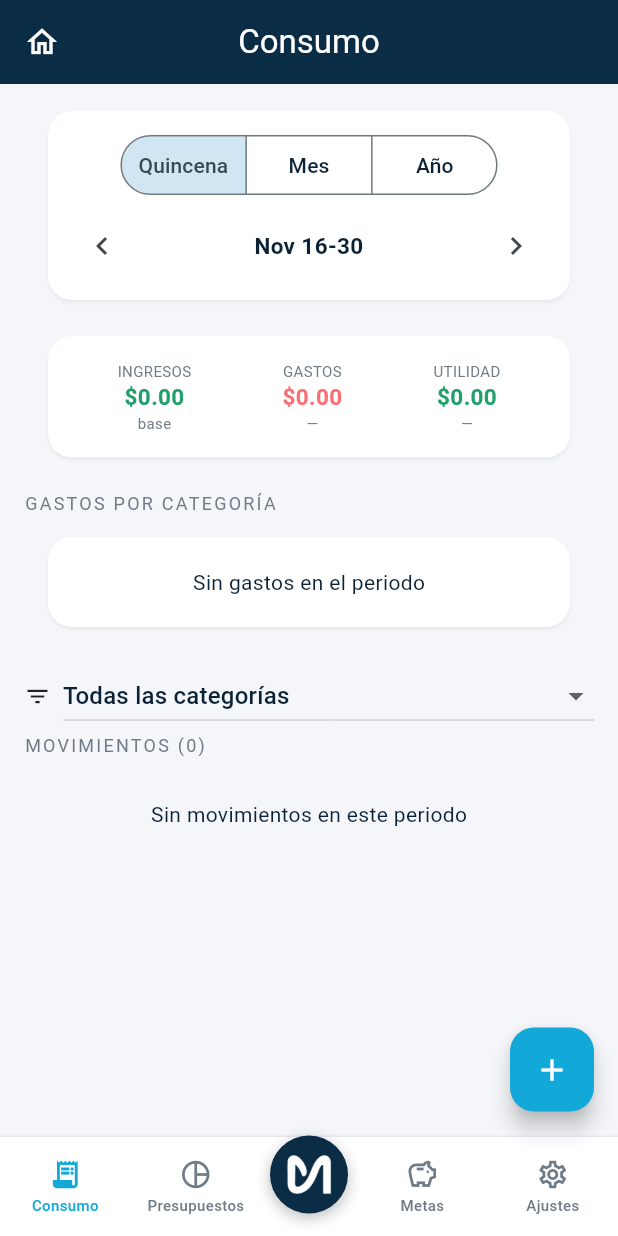
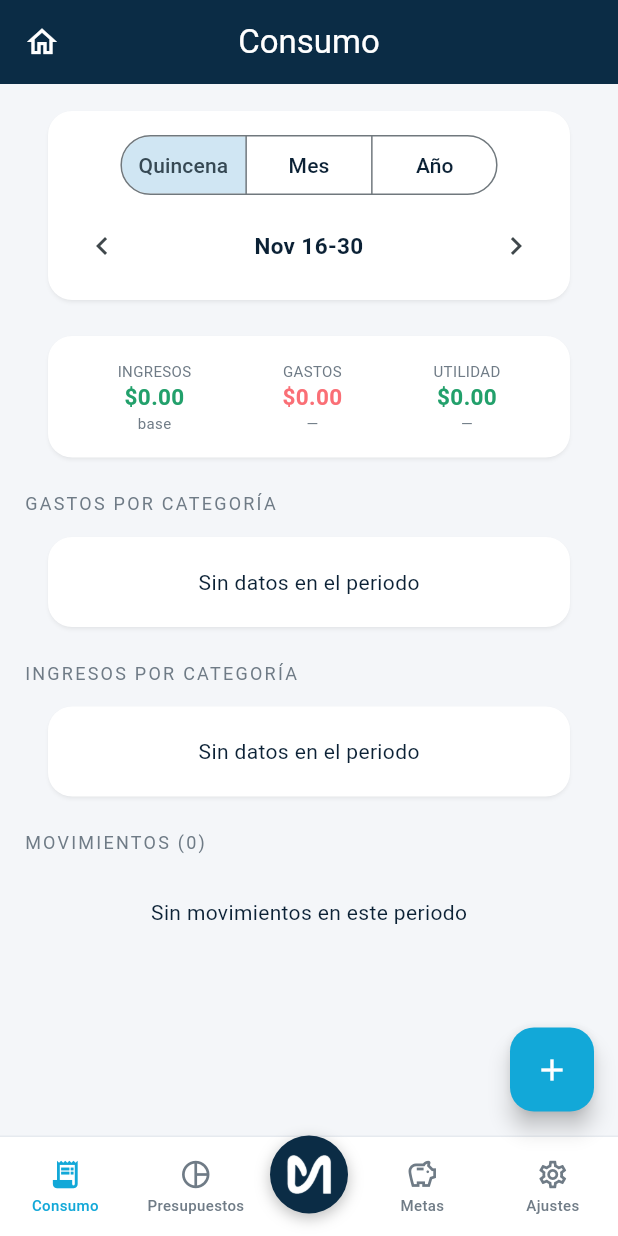
Before and after one commit to emilio2883/Noova-Finance, a Flutter app: the QuincenalScreen screen opened by its route, on a phone screen of 412 x 824 dp. Run offline on Flutter 3.47's test engine with Material 3 defaults, Android fonts, the phone set to English and light mode, and no system bars; our stand-ins replace decimal, file_picker, flutter_local_notifications, flutter_riverpod, go_router, isar and 3 more; missing offline and left inert: syncfusion_flutter_xlsio; accounts and stored records are empty; generated files the repository leaves out were written again.

Commit message:
feat: consumo ingresos+gastos por categoria, utilidad incluye metas, presupuesto Limite, avisos metas 50/75/100
- Consumo: two breakdowns (GASTOS + INGRESOS por categoría) with %; removed the
  'Todas las categorías' filter; period filter applies to both
- Presupuestos: renamed 'Umbral' -> 'Límite'
- Savings goals now count toward total Utilidad (ahorroMetasAño); 'Usar ahorro'
  registers an expense in a chosen category and reduces the goal
- Inicio: category cards use MONTH data and include ALL defined categories
  (Impuestos, Prestamos, etc.); quincena granularity stays in Consumo
- Inicio Metas card shows progress messages at 50% / 75% / 100% / >100%
- UtilidadCard shows 'Incluye ahorro en metas'
analyze clean, gate green, 55/55 tests

```diff
--- a/lib/data/services/saldo_calculator.dart
+++ b/lib/data/services/saldo_calculator.dart
@@ -73,6 +73,21 @@ class SaldoCalculator {
     return monthEnds.map((end) => saldo(transactions, end)).toList();
   }
 
+  /// Total income per categoryId in a period.
+  static Map<int, Decimal> ingresosPorCategoria(
+    List<Transaction> transactions,
+    DateTime start,
+    DateTime end,
+  ) {
+    final result = <int, Decimal>{};
+    for (final t in transactions) {
+      if (t.type != TransactionType.income) continue;
+      if (t.date.isBefore(start) || t.date.isAfter(end)) continue;
+      result[t.categoryId] = (result[t.categoryId] ?? Decimal.zero) + t.amount;
+    }
+    return result;
+  }
+
   /// Total spent per categoryId in a period.
   /// Key = categoryId, value = total expense amount (positive).
   static Map<int, Decimal> gastosPorCategoria(
--- a/lib/features/budgets/budget_editor_sheet.dart
+++ b/lib/features/budgets/budget_editor_sheet.dart
@@ -90,7 +90,7 @@ class _BudgetEditorSheetState extends ConsumerState<BudgetEditorSheet> {
                   const Text('Presupuestos por quincena',
                       style: TextStyle(fontSize: 18, fontWeight: FontWeight.bold)),
                   const SizedBox(height: 4),
-                  Text('Monto y umbral de alerta (%) por subcategoría',
+                  Text('Monto y límite de alerta (%) por subcategoría',
                       style: TextStyle(
                           fontSize: 12, color: context.app.colors.textSecondary)),
                   const SizedBox(height: 16),
@@ -115,7 +115,7 @@ class _BudgetEditorSheetState extends ConsumerState<BudgetEditorSheet> {
                             controller: _threshold[cat.id],
                             keyboardType: TextInputType.number,
                             decoration:
-                                const InputDecoration(labelText: 'Umbral %'),
+                                const InputDecoration(labelText: 'Límite %'),
                           ),
                         ),
                         IconButton(
--- a/lib/features/quincenal/quincenal_screen.dart
+++ b/lib/features/quincenal/quincenal_screen.dart
@@ -21,13 +21,11 @@ import '../transaction/transaction_detail_screen.dart';
 class _Data {
   final List<Transaction> txns;
   final Map<int, Category> categories;
-  final List<Category> leaves;
-  _Data(this.txns, this.categories, this.leaves);
+  _Data(this.txns, this.categories);
 }
 
 const _monthNames = ['Ene', 'Feb', 'Mar', 'Abr', 'May', 'Jun', 'Jul', 'Ago', 'Sep', 'Oct', 'Nov', 'Dic'];
 
-/// "Consumo": period-filtered spending hub with values + percentages (US3/US5).
 class QuincenalScreen extends ConsumerStatefulWidget {
   const QuincenalScreen({super.key});
 
@@ -38,26 +36,18 @@ class QuincenalScreen extends ConsumerStatefulWidget {
 class _QuincenalScreenState extends ConsumerState<QuincenalScreen> {
   int _view = 0; // 0=quincena, 1=mes, 2=año
   DateTime _anchor = DateTime.now();
-  int? _filterCategoryId;
 
   Future<_Data> _load() async {
     final txnRepo = await ref.read(transactionRepoProvider.future);
     final catRepo = await ref.read(categoryRepoProvider.future);
     final txns = await txnRepo.getAll();
     final cats = await catRepo.getAll();
-    final leaves = [
-      ...await catRepo.getLeaves(TransactionType.expense),
-      ...await catRepo.getLeaves(TransactionType.income),
-    ];
-    return _Data(txns, {for (final c in cats) c.id: c}, leaves);
+    return _Data(txns, {for (final c in cats) c.id: c});
   }
 
   (DateTime, DateTime) get _range {
     if (_view == 0) {
-      return (
-        QuincenaUtils.quincenaStart(_anchor),
-        QuincenaUtils.quincenaEnd(_anchor)
-      );
+      return (QuincenaUtils.quincenaStart(_anchor), QuincenaUtils.quincenaEnd(_anchor));
     } else if (_view == 1) {
       return (QuincenaUtils.monthStart(_anchor), QuincenaUtils.monthEnd(_anchor));
     }
@@ -146,19 +136,17 @@ class _QuincenalScreenState extends ConsumerState<QuincenalScreen> {
           final gastos = SaldoCalculator.gastos(data.txns, start, end);
           final utilidad = ingresos - gastos;
           final byCat = SaldoCalculator.gastosPorCategoria(data.txns, start, end);
+          final ingByCat =
+              SaldoCalculator.ingresosPorCategoria(data.txns, start, end);
 
-          var movs = data.txns
+          final movs = data.txns
               .where((t) => !t.date.isBefore(start) && !t.date.isAfter(end))
-              .toList();
-          if (_filterCategoryId != null) {
-            movs = movs.where((t) => t.categoryId == _filterCategoryId).toList();
-          }
-          movs.sort((a, b) => b.date.compareTo(a.date));
+              .toList()
+            ..sort((a, b) => b.date.compareTo(a.date));
 
           return ListView(
             padding: const EdgeInsets.fromLTRB(16, 12, 16, 96),
             children: [
-              // Compact period filter: segmented + arrows (no long list)
               Card(
                 child: Padding(
                   padding: const EdgeInsets.all(12),
@@ -212,41 +200,25 @@ class _QuincenalScreenState extends ConsumerState<QuincenalScreen> {
                 ),
               ),
               const SizedBox(height: 16),
-              Text('GASTOS POR CATEGORÍA',
-                  style: TextStyle(
-                      color: c.textSecondary, fontSize: 12, letterSpacing: 1.5)),
+              _sectionTitle('GASTOS POR CATEGORÍA', c),
               const SizedBox(height: 8),
               _CategoryBreakdown(
                   byCategory: byCat,
                   categories: data.categories,
                   pct: _pct,
-                  gastos: gastos),
+                  total: gastos,
+                  color: c.expense),
               const SizedBox(height: 16),
-              Row(
-                children: [
-                  const Icon(Icons.filter_list, size: 18),
-                  const SizedBox(width: 8),
-                  Expanded(
-                    child: DropdownButton<int?>(
-                      isExpanded: true,
-                      value: _filterCategoryId,
-                      hint: const Text('Todas las categorías'),
-                      dropdownColor: Theme.of(context).colorScheme.surface,
-                      items: [
-                        const DropdownMenuItem<int?>(
-                            value: null, child: Text('Todas las categorías')),
-                        for (final cat in data.leaves)
-                          DropdownMenuItem<int?>(
-                              value: cat.id, child: Text(cat.name)),
-                      ],
-                      onChanged: (v) => setState(() => _filterCategoryId = v),
-                    ),
-                  ),
-                ],
-              ),
-              Text('MOVIMIENTOS (${movs.length})',
-                  style: TextStyle(
-                      color: c.textSecondary, fontSize: 12, letterSpacing: 1.5)),
+              _sectionTitle('INGRESOS POR CATEGORÍA', c),
+              const SizedBox(height: 8),
+              _CategoryBreakdown(
+                  byCategory: ingByCat,
+                  categories: data.categories,
+                  pct: _pct,
+                  total: ingresos,
+                  color: c.income),
+              const SizedBox(height: 16),
+              _sectionTitle('MOVIMIENTOS (${movs.length})', c),
               const SizedBox(height: 4),
               if (movs.isEmpty)
                 const Padding(
@@ -292,6 +264,10 @@ class _QuincenalScreenState extends ConsumerState<QuincenalScreen> {
     );
   }
 
+  Widget _sectionTitle(String text, dynamic c) => Text(text,
+      style: TextStyle(
+          color: c.textSecondary, fontSize: 12, letterSpacing: 1.5));
+
   Widget _stat(String label, Decimal value, String pctText, Color color) {
     return Column(
       children: [
@@ -310,13 +286,15 @@ class _CategoryBreakdown extends StatelessWidget {
   final Map<int, Decimal> byCategory;
   final Map<int, Category> categories;
   final String Function(Decimal, Decimal) pct;
-  final Decimal gastos;
+  final Decimal total;
+  final Color color;
 
   const _CategoryBreakdown({
     required this.byCategory,
     required this.categories,
     required this.pct,
-    required this.gastos,
+    required this.total,
+    required this.color,
   });
 
   @override
@@ -325,12 +303,11 @@ class _CategoryBreakdown extends StatelessWidget {
       return const Card(
           child: Padding(
               padding: EdgeInsets.all(20),
-              child: Center(child: Text('Sin gastos en el periodo'))));
+              child: Center(child: Text('Sin datos en el periodo'))));
     }
     final entries = byCategory.entries.toList()
       ..sort((a, b) => b.value.compareTo(a.value));
     final max = entries.first.value;
-    final c = context.app.colors;
     return Card(
       child: Padding(
         padding: const EdgeInsets.all(14),
@@ -350,7 +327,7 @@ class _CategoryBreakdown extends StatelessWidget {
                               style: const TextStyle(fontSize: 13)),
                         ),
                         Text(
-                            '${MoneyFormat.format(e.value)}  ·  ${pct(e.value, gastos)}',
+                            '${MoneyFormat.format(e.value)}  ·  ${pct(e.value, total)}',
                             style: const TextStyle(
                                 fontSize: 12, fontWeight: FontWeight.w600)),
                       ],
@@ -362,7 +339,7 @@ class _CategoryBreakdown extends StatelessWidget {
                       borderRadius: AppRadii.standard.brXs,
                       backgroundColor:
                           Theme.of(context).colorScheme.surfaceContainerHighest,
-                      color: c.expense,
+                      color: color,
                     ),
                   ],
                 ),
```
Also changed, not shown: lib/features/dashboard/dashboard_screen.dart (+36 -6 lines), lib/features/dashboard/providers/dashboard_provider.dart (+19 -3 lines), lib/features/dashboard/widgets/utilidad_card.dart (+19 -20 lines), lib/features/goals/goals_screen.dart (+67 -0 lines).
